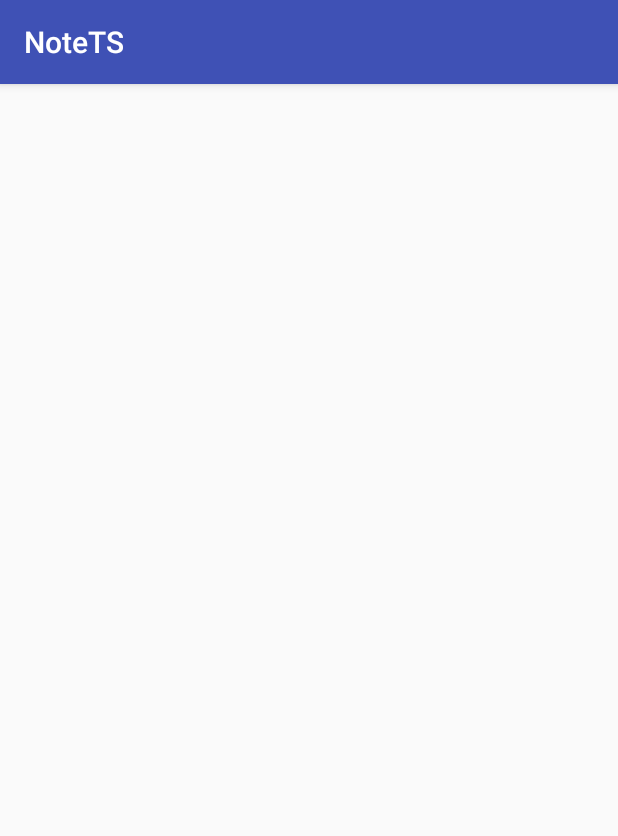
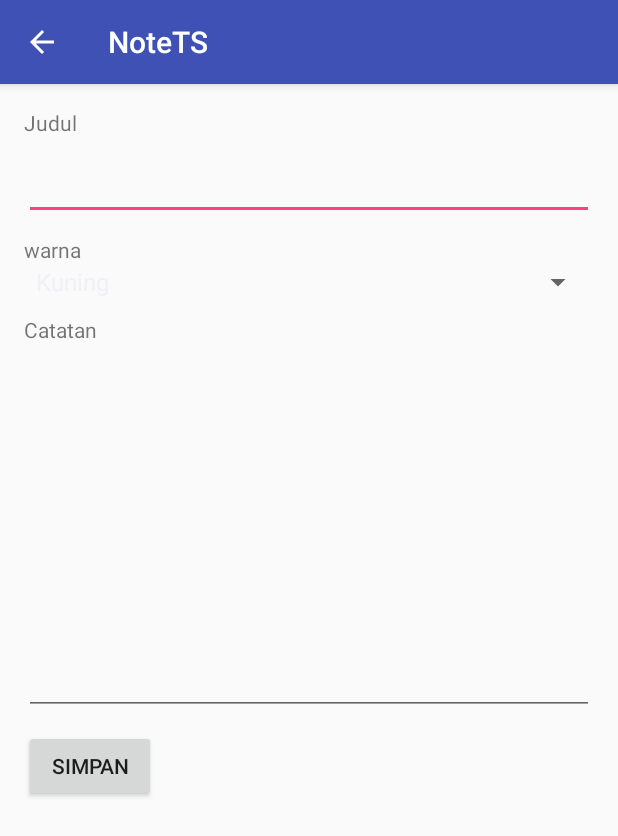
Before and after one commit to firmaydani/NoteTS, an Android app: the screen it shows after launch (TambahCatatanActivity), after a tap on "TAMBAH", on a phone screen of 412 x 824 dp. Shown: the top 836 px of the screen. Run offline under Robolectric (Android 15) with nearby library versions, the phone set to English and light mode, and no system bars.

Commit message:
Tambah, edit, hapus catatan

```diff
--- a/app/src/main/java/id/sch/smktelkom_mlg/project/xiirpl108182838/notets/TambahCatatanActivity.java
+++ b/app/src/main/java/id/sch/smktelkom_mlg/project/xiirpl108182838/notets/TambahCatatanActivity.java
@@ -1,13 +1,130 @@
 package id.sch.smktelkom_mlg.project.xiirpl108182838.notets;
 
+import android.content.Intent;
 import android.os.Bundle;
 import android.support.v7.app.AppCompatActivity;
+import android.view.View;
+import android.view.View.OnClickListener;
+import android.widget.AdapterView;
+import android.widget.AdapterView.OnItemSelectedListener;
+import android.widget.ArrayAdapter;
+import android.widget.Button;
+import android.widget.EditText;
+import android.widget.Spinner;
+import android.widget.Toast;
+
+import id.sch.smktelkom_mlg.project.xiirpl108182838.notets.helper.DBAdapter;
+import id.sch.smktelkom_mlg.project.xiirpl108182838.notets.model.Catatan;
 
 public class TambahCatatanActivity extends AppCompatActivity {
+
+    private EditText txtJudul, txtCatatan;
+    private Button btnSimpan;
+    private Spinner spWarna;
+
+    private boolean isEdit = false;
+    private int id = 0;
+    //array pilihan warna yang tersedia
+    private String[] warna = {"Kuning", "Merah", "Biru",
+            "Hijau", "Abu-Abu"};
+    private int warnaDipilih;
 
     @Override
     protected void onCreate(Bundle savedInstanceState) {
         super.onCreate(savedInstanceState);
         setContentView(R.layout.activity_tambah_catatan);
+
+        //cek apakah statenya mengedit atau menambah data
+        isEdit = getIntent().getExtras().getBoolean("edit", false);
+        setupView();
+
+        if (isEdit) {
+            //jika edit maka ambil data yang akan diedit
+            //dan ditampilkan
+            String judul = getIntent().getExtras().getString("judul");
+            String isi = getIntent().getExtras().getString("isi");
+            id = getIntent().getExtras().getInt("id");
+            warnaDipilih = getIntent().getExtras().getInt("warna");
+
+            txtJudul.setText(judul);
+            txtCatatan.setText(isi);
+
+            spWarna.setSelection(warnaDipilih);
+        }
+
     }
+
+    private void setupView() {
+        txtJudul = (EditText) findViewById(R.id.txtJudul);
+        txtCatatan = (EditText) findViewById(R.id.txtCatatan);
+        btnSimpan = (Button) findViewById(R.id.btnSimpan);
+        //event tombol submit diklik
+        btnSimpan.setOnClickListener(new OnClickListener() {
+            public void onClick(View arg0) {
+                simpan();
+            }
+        });
+
+        spWarna = (Spinner) findViewById(R.id.spWarna);
+        //buat adapter untuk spinner warna
+        ArrayAdapter adapter = new ArrayAdapter(getBaseContext(), android.R.layout.simple_spinner_item, warna);
+        adapter.setDropDownViewResource(android.R.layout.simple_spinner_dropdown_item);
+        //masukkan adapter ke spinner
+        spWarna.setAdapter(adapter);
+        //event saat spinner dipilih
+        spWarna.setOnItemSelectedListener(new OnItemSelectedListener() {
+            public void onItemSelected(AdapterView<?> arg0, View arg1, int posisi, long arg3) {
+                warnaDipilih = posisi;
+            }
+
+            public void onNothingSelected(AdapterView<?> arg0) {
+
+            }
+        });
+
+    }
+
+    protected void simpan() {
+        //cek apakah sudah diisi judul catatan
+        if (txtJudul.getText().toString().equalsIgnoreCase("")) {
+            Toast.makeText(getBaseContext(), "Judul Harus Diisi", Toast.LENGTH_LONG).show();
+            //cek apakah sudah diisi  catatannya
+        } else if (txtCatatan.getText().toString()
+                .equalsIgnoreCase("")) {
+            Toast.makeText(getBaseContext(),
+                    "Catatan Harus Diisi",
+                    Toast.LENGTH_LONG).show();
+        } else {
+            //buat object DBAdapter
+            DBAdapter db = new DBAdapter(getBaseContext());
+            //buka koneksi kedatabase
+            db.open();
+            //buat objek model data Catatan
+            Catatan c = new Catatan();
+            c.setTitle(txtJudul.getText().toString());
+            c.setIsi(txtCatatan.getText().toString());
+            c.setWarna(warnaDipilih);
+            boolean hasil = false;
+            if (isEdit) {
+                //jika statenya edit maka update data
+                hasil = db.updateData(c, id);
+            } else {
+                //sebaliknya jika tambah maka
+                //panggil method insertData
+                hasil = db.insertData(c);
+            }
+            if (hasil) {
+                //jika berhasil disimpan, buat notifikasi
+                //dan pindah ke halam list daftar
+                Toast.makeText(getBaseContext(), "Catatan Berhasil Disimpan", Toast.LENGTH_LONG).show();
+                startActivity(new Intent(getBaseContext(), DaftarCatatanActivity.class));
+            } else {
+                Toast.makeText(getBaseContext(), "Ooo, error simpan data. silahkan coba lagi.", Toast.LENGTH_LONG).show();
+            }
+            //tutup koneksi database
+            db.close();
+        }
+
+    }
+
 }
--- a/app/src/main/res/layout/activity_tambah_catatan.xml
+++ b/app/src/main/res/layout/activity_tambah_catatan.xml
@@ -1,13 +1,62 @@
 <?xml version="1.0" encoding="utf-8"?>
-<RelativeLayout xmlns:android="http://schemas.android.com/apk/res/android"
+<LinearLayout xmlns:android="http://schemas.android.com/apk/res/android"
     xmlns:tools="http://schemas.android.com/tools"
-    android:id="@+id/activity_tambah_catatan"
+    android:id="@+id/container"
     android:layout_width="match_parent"
     android:layout_height="match_parent"
-    android:paddingBottom="@dimen/activity_vertical_margin"
-    android:paddingLeft="@dimen/activity_horizontal_margin"
-    android:paddingRight="@dimen/activity_horizontal_margin"
-    android:paddingTop="@dimen/activity_vertical_margin"
+    android:orientation="vertical"
+    android:padding="@dimen/activity_vertical_margin"
     tools:context="id.sch.smktelkom_mlg.project.xiirpl108182838.notets.TambahCatatanActivity">
 
-</RelativeLayout>
+    <TextView
+        android:id="@+id/TextView01"
+        android:layout_width="wrap_content"
+        android:layout_height="wrap_content"
+        android:layout_marginBottom="10dp"
+        android:text="Judul" />
+
+    <EditText
+        android:id="@+id/txtJudul"
+        android:layout_width="match_parent"
+        android:layout_height="wrap_content"
+        android:layout_marginBottom="10dp"
+        android:ems="10">
+
+        <requestFocus />
+    </EditText>
+
+    <TextView
+        android:id="@+id/textView1"
+        android:layout_width="wrap_content"
+        android:layout_height="wrap_content"
+        android:text="warna" />
+
+    <Spinner
+        android:id="@+id/spWarna"
+        android:layout_width="match_parent"
+        android:layout_height="wrap_content"
+        android:layout_marginBottom="10dp" />
+
+    <TextView
+        android:id="@+id/tvJudul"
+        android:layout_width="wrap_content"
+        android:layout_height="wrap_content"
+        android:layout_marginBottom="10dp"
+        android:text="Catatan" />
+
+    <EditText
+        android:id="@+id/txtCatatan"
+        android:layout_width="match_parent"
+        android:layout_height="wrap_content"
+        android:layout_marginBottom="10dp"
+        android:ems="10"
+        android:gravity="top|left"
+        android:lines="10"></EditText>
+
+    <Button
+        android:id="@+id/btnSimpan"
+        android:layout_width="wrap_content"
+        android:layout_height="wrap_content"
+        android:text="Simpan" />
+
+</LinearLayout>
```
Also changed, not shown: app/src/main/AndroidManifest.xml (+29 -4 lines).
